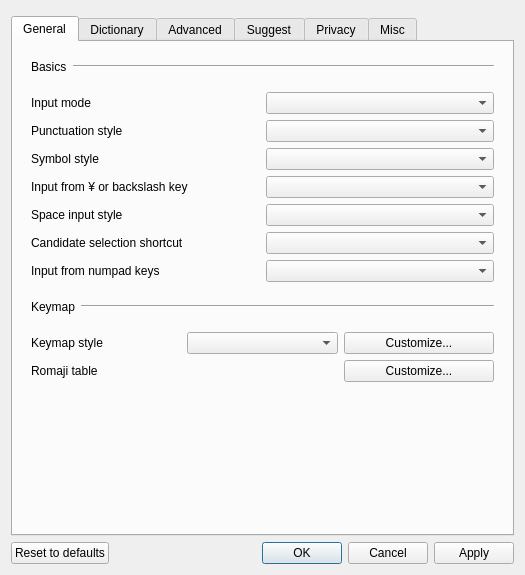
Above: src/gui/config_dialog/config_dialog.ui from marinaMoji/marinaMoji before the change. Below: the same form after it.
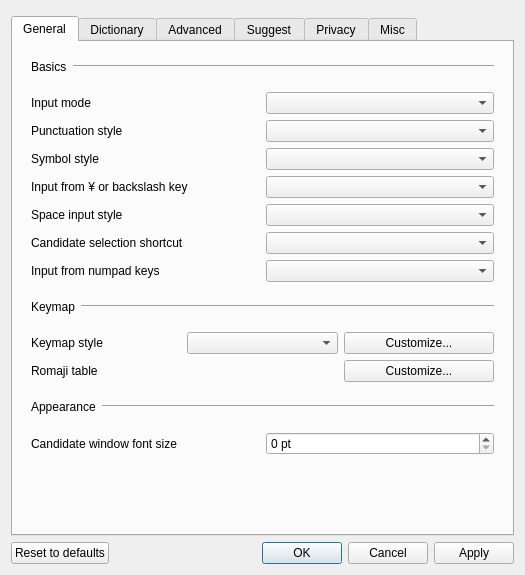
That is the form after the change. Custom widgets are drawn as their Qt base class.

Commit message: Added macOS candidate window font settings

Diff of the .ui file:
```diff
--- a/src/gui/config_dialog/config_dialog.ui
+++ b/src/gui/config_dialog/config_dialog.ui
@@ -272,6 +272,67 @@
            </layout>
           </widget>
          </item>
+         <item>
+          <widget class="QFrame" name="appearanceHeader">
+           <property name="frameShape">
+            <enum>QFrame::Shape::NoFrame</enum>
+           </property>
+           <property name="class" stdset="0">
+            <string>setting-group-header</string>
+           </property>
+           <layout class="QHBoxLayout" name="appearanceHeaderLayout">
+            <item>
+             <widget class="QLabel" name="appearanceLabel">
+              <property name="text">
+               <string>Appearance</string>
+              </property>
+             </widget>
+            </item>
+            <item>
+             <widget class="Line" name="appearanceLine">
+              <property name="sizePolicy">
+               <sizepolicy hsizetype="MinimumExpanding" vsizetype="Fixed">
+                <horstretch>0</horstretch>
+                <verstretch>0</verstretch>
+               </sizepolicy>
+              </property>
+              <property name="orientation">
+               <enum>Qt::Orientation::Horizontal</enum>
+              </property>
+              <property name="class" stdset="0">
+               <string>setting-group-line</string>
+              </property>
+             </widget>
+            </item>
+           </layout>
+          </widget>
+         </item>
+         <item>
+          <widget class="QFrame" name="appearanceGroup">
+           <property name="frameShape">
+            <enum>QFrame::Shape::NoFrame</enum>
+           </property>
+           <property name="class" stdset="0">
+            <string>setting-group-layout</string>
+           </property>
+           <layout class="QGridLayout" name="appearanceGridLayout">
+            <item row="0" column="0">
+             <widget class="QLabel" name="candidateWindowFontSizeLabel">
+              <property name="text">
+               <string>Candidate window font size</string>
+              </property>
+             </widget>
+            </item>
+            <item row="0" column="1">
+             <widget class="QSpinBox" name="candidateWindowFontSizeSpinBox">
+              <property name="suffix">
+               <string> pt</string>
+              </property>
+             </widget>
+            </item>
+           </layout>
+          </widget>
+         </item>
          <item>
           <spacer name="basicTabBottomSpacer">
            <property name="orientation">
```
The commit also changes 19 other files.
